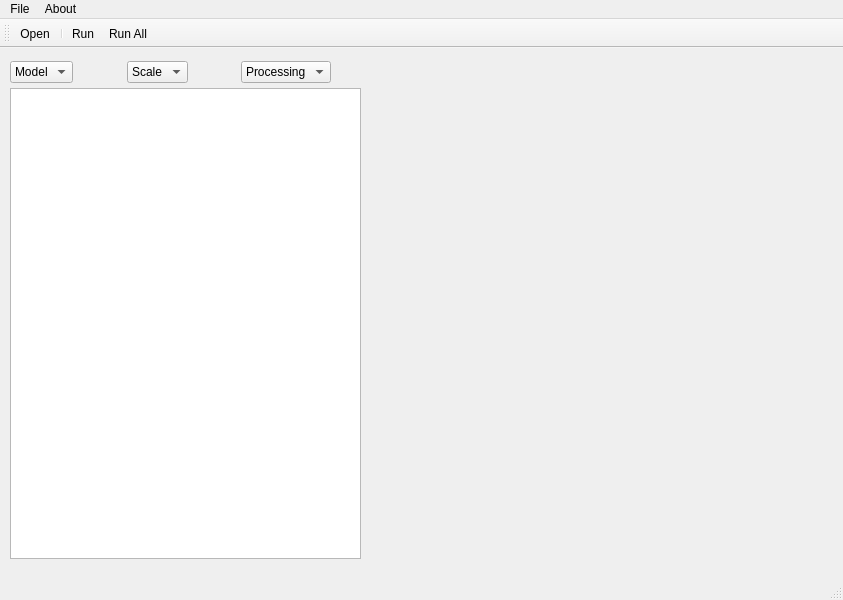
First picture: the form in main.ui, repository momaabna/Litcode-Super-Resolution-GUI, before the edit.
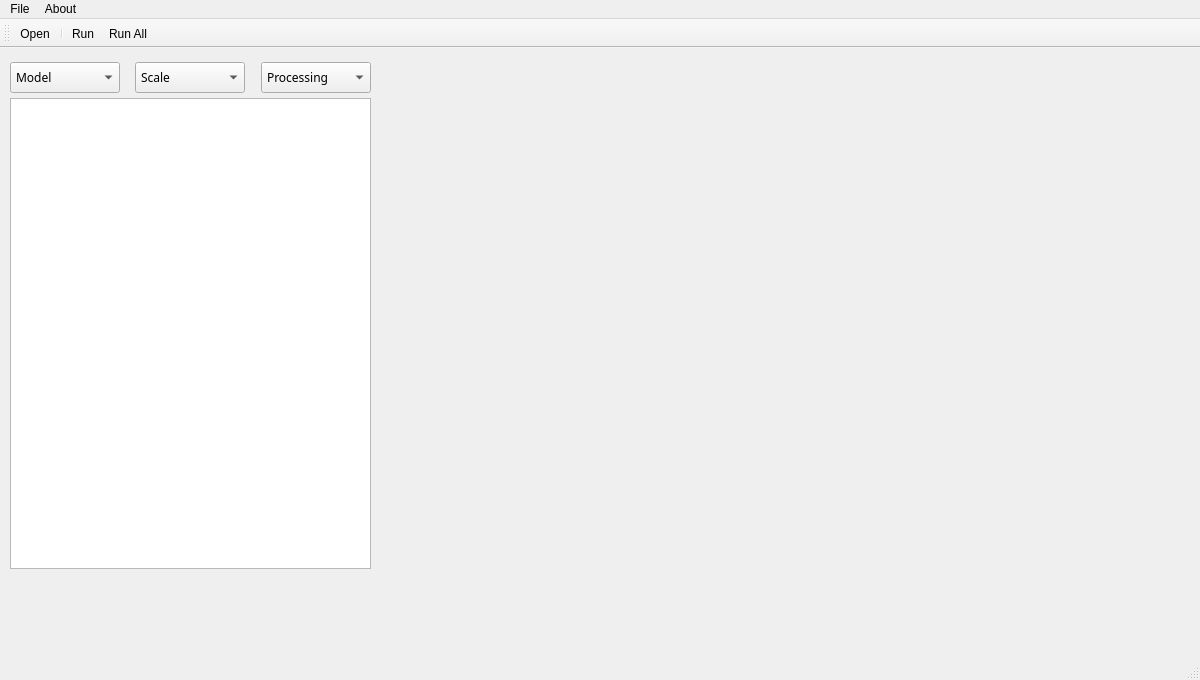
Second picture: the form after the edit. Icons and pictures are not drawn.

```diff
--- a/main.ui
+++ b/main.ui
@@ -6,14 +6,26 @@
    <rect>
     <x>0</x>
     <y>0</y>
-    <width>843</width>
-    <height>600</height>
+    <width>1200</width>
+    <height>680</height>
    </rect>
   </property>
+  <property name="sizePolicy">
+   <sizepolicy hsizetype="Preferred" vsizetype="Preferred">
+    <horstretch>0</horstretch>
+    <verstretch>0</verstretch>
+   </sizepolicy>
+  </property>
   <property name="minimumSize">
    <size>
-    <width>843</width>
-    <height>600</height>
+    <width>1200</width>
+    <height>680</height>
+   </size>
+  </property>
+  <property name="baseSize">
+   <size>
+    <width>1200</width>
+    <height>680</height>
    </size>
   </property>
   <property name="windowTitle">
@@ -21,11 +33,14 @@
   </property>
   <widget class="QWidget" name="centralwidget">
    <widget class="QTableWidget" name="tableWidget">
+    <property name="enabled">
+     <bool>true</bool>
+    </property>
     <property name="geometry">
      <rect>
       <x>10</x>
-      <y>40</y>
-      <width>351</width>
+      <y>50</y>
+      <width>361</width>
       <height>471</height>
      </rect>
     </property>
@@ -35,13 +50,21 @@
      <rect>
       <x>10</x>
       <y>10</y>
-      <width>321</width>
-      <height>28</height>
+      <width>361</width>
+      <height>40</height>
      </rect>
     </property>
     <layout class="QHBoxLayout" name="horizontalLayout">
      <item>
       <widget class="QComboBox" name="comboBox">
+       <property name="font">
+        <font>
+         <family>Montserrat</family>
+        </font>
+       </property>
+       <property name="styleSheet">
+        <string notr="true">width: 80px; padding:5px;</string>
+       </property>
        <item>
         <property name="text">
          <string>Model</string>
@@ -64,6 +87,14 @@
      </item>
      <item>
       <widget class="QComboBox" name="comboBox_2">
+       <property name="font">
+        <font>
+         <family>Montserrat</family>
+        </font>
+       </property>
+       <property name="styleSheet">
+        <string notr="true">width: 80px; padding:5px;</string>
+       </property>
        <item>
         <property name="text">
          <string>Scale</string>
@@ -86,6 +117,14 @@
      </item>
      <item>
       <widget class="QComboBox" name="comboBox_3">
+       <property name="font">
+        <font>
+         <family>Montserrat</family>
+        </font>
+       </property>
+       <property name="styleSheet">
+        <string notr="true">width: 80px; padding:5px;</string>
+       </property>
        <item>
         <property name="text">
          <string>Processing</string>
@@ -99,7 +138,7 @@
     <property name="geometry">
      <rect>
       <x>390</x>
-      <y>40</y>
+      <y>50</y>
       <width>431</width>
       <height>471</height>
      </rect>
@@ -114,8 +153,8 @@
     <rect>
      <x>0</x>
      <y>0</y>
-     <width>843</width>
-     <height>23</height>
+     <width>1200</width>
+     <height>21</height>
     </rect>
    </property>
    <widget class="QMenu" name="menuFile">
```
